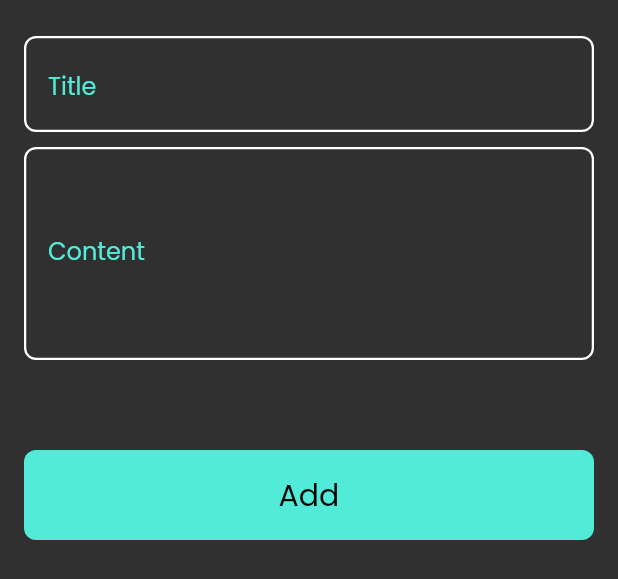
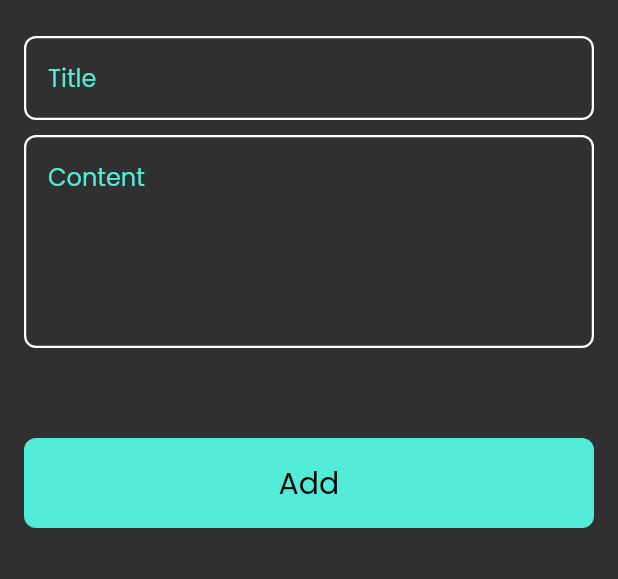
Before and after one commit to HamdiAshraf/note_app, a Flutter app: the AddNoteFormState widget shown alone on an empty page, opened directly, on a phone screen of 412 x 824 dp. Shown: the top 579 px of the screen. Run offline on Flutter 3.47's test engine with Material 2 defaults, Android fonts, the phone set to English and light mode, and no system bars; our stand-ins replace flutter_bloc, font_awesome_flutter, hive, hive_flutter; accounts and stored records are empty.

```diff
--- a/lib/views/widgets/add_note_bottom_sheet.dart
+++ b/lib/views/widgets/add_note_bottom_sheet.dart
@@ -60,7 +60,7 @@ children:  [
    CustomTextField(
            text: 'Content',
          maxLines: 5,
-         height: 5,
+
      onSaved: (value){
              subTitle=value;
      },
--- a/lib/views/widgets/custom_text_field.dart
+++ b/lib/views/widgets/custom_text_field.dart
@@ -2,10 +2,10 @@ import 'package:flutter/material.dart';
 import 'package:note_app/constants.dart';
 
 class CustomTextField extends StatelessWidget {
- const CustomTextField({super.key, required this.text ,  this.maxLines=1,this.height=2, this.onSaved}) ;
+ const CustomTextField({super.key, required this.text ,  this.maxLines=1, this.onSaved}) ;
   final String text;
   final int maxLines;
-final double ?height;
+
 final void Function(String?)? onSaved;
   @override
   Widget build(BuildContext context) {
@@ -24,9 +24,9 @@ final void Function(String?)? onSaved;
       decoration: InputDecoration(
 
         hintText: text,
-        hintStyle:  TextStyle(
+        hintStyle:  const TextStyle(
           color: kPrimaryColor,
-            height: height??5,
+
         ),
         isDense: true,
         contentPadding: const EdgeInsets.all(16),
--- a/lib/views/widgets/edit_note_view_body.dart
+++ b/lib/views/widgets/edit_note_view_body.dart
@@ -35,7 +35,7 @@ class EditNoteViewBody extends StatelessWidget {
           CustomTextField(
             text: 'Content',
             maxLines: 5,
-            height: 5,
+
           ),
         ],
       ),
--- a/pubspec.yaml
+++ b/pubspec.yaml
@@ -31,6 +31,7 @@ dependencies:
   font_awesome_flutter: ^10.4.0
   hive: ^2.2.3
   hive_flutter: ^1.1.0
+  flutter_bloc: ^8.1.2
   flutter:
     sdk: flutter
 
@@ -42,6 +43,7 @@ dependencies:
 dev_dependencies:
   hive_generator: ^2.0.0
   build_runner: ^2.3.3
+
   flutter_test:
     sdk: flutter
 
```
Also changed, not shown: lib/cubits/add_note_cubit/add_note_cubit.dart (added, +9 -0 lines), lib/cubits/add_note_cubit/add_note_state.dart (added, +13 -0 lines), pubspec.lock.
